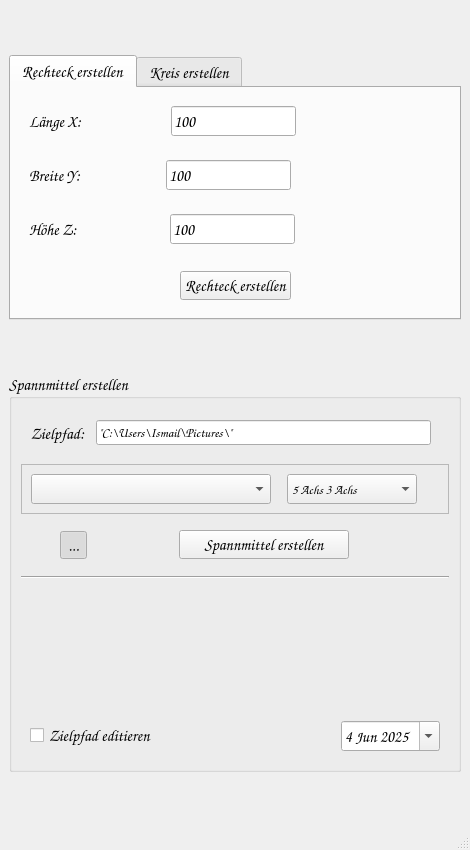
Before: the Qt Designer form UI/frm_main_window.ui in dampfwolke/blankmaker, drawn with Qt 5.
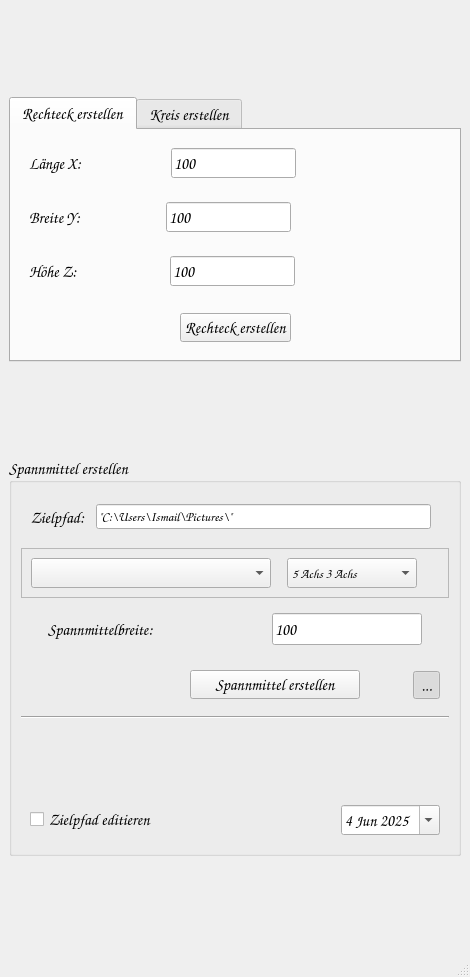
After: the same form once the commit is applied.

The edit to the form file:
```diff
--- a/UI/frm_main_window.ui
+++ b/UI/frm_main_window.ui
@@ -7,7 +7,7 @@
     <x>0</x>
     <y>0</y>
     <width>470</width>
-    <height>850</height>
+    <height>977</height>
    </rect>
   </property>
   <property name="minimumSize">
@@ -909,6 +909,79 @@
          </layout>
         </widget>
        </item>
+       <item>
+        <widget class="QWidget" name="widget" native="true">
+         <property name="minimumSize">
+          <size>
+           <width>0</width>
+           <height>50</height>
+          </size>
+         </property>
+         <layout class="QHBoxLayout" name="horizontalLayout_12">
+          <item>
+           <widget class="QLabel" name="lb_spannmittel_wert">
+            <property name="sizePolicy">
+             <sizepolicy hsizetype="Fixed" vsizetype="Fixed">
+              <horstretch>0</horstretch>
+              <verstretch>0</verstretch>
+             </sizepolicy>
+            </property>
+            <property name="maximumSize">
+             <size>
+              <width>200</width>
+              <height>50</height>
+             </size>
+            </property>
+            <property name="font">
+             <font>
+              <family>Comic Sans MS</family>
+              <pointsize>12</pointsize>
+              <bold>false</bold>
+             </font>
+            </property>
+            <property name="text">
+             <string>Spannmittelbreite:</string>
+            </property>
+            <property name="alignment">
+             <set>Qt::AlignmentFlag::AlignLeading|Qt::AlignmentFlag::AlignLeft|Qt::AlignmentFlag::AlignVCenter</set>
+            </property>
+           </widget>
+          </item>
+          <item>
+           <widget class="QLineEdit" name="le_spannmittel">
+            <property name="sizePolicy">
+             <sizepolicy hsizetype="Fixed" vsizetype="Fixed">
+              <horstretch>0</horstretch>
+              <verstretch>0</verstretch>
+             </sizepolicy>
+            </property>
+            <property name="minimumSize">
+             <size>
+              <width>100</width>
+              <height>30</height>
+             </size>
+            </property>
+            <property name="maximumSize">
+             <size>
+              <width>150</width>
+              <height>50</height>
+             </size>
+            </property>
+            <property name="font">
+             <font>
+              <family>Comic Sans MS</family>
+              <pointsize>12</pointsize>
+              <bold>false</bold>
+             </font>
+            </property>
+            <property name="text">
+             <string>100</string>
+            </property>
+           </widget>
+          </item>
+         </layout>
+        </widget>
+       </item>
        <item>
         <widget class="QWidget" name="wg_spannmittel_erstellen" native="true">
          <property name="minimumSize">
@@ -934,7 +1007,49 @@
             </property>
             <property name="sizeHint" stdset="0">
              <size>
-              <width>30</width>
+              <width>160</width>
+              <height>20</height>
+             </size>
+            </property>
+           </spacer>
+          </item>
+          <item>
+           <widget class="QPushButton" name="pb_spannmittel">
+            <property name="minimumSize">
+             <size>
+              <width>170</width>
+              <height>0</height>
+             </size>
+            </property>
+            <property name="maximumSize">
+             <size>
+              <width>210</width>
+              <height>16777215</height>
+             </size>
+            </property>
+            <property name="font">
+             <font>
+              <family>Comic Sans MS</family>
+              <pointsize>12</pointsize>
+              <bold>false</bold>
+             </font>
+            </property>
+            <property name="text">
+             <string>Spannmittel erstellen</string>
+            </property>
+            <property name="autoDefault">
+             <bool>true</bool>
+            </property>
+           </widget>
+          </item>
+          <item>
+           <spacer name="horizontalSpacer_7">
+            <property name="orientation">
+             <enum>Qt::Orientation::Horizontal</enum>
+            </property>
+            <property name="sizeHint" stdset="0">
+             <size>
+              <width>40</width>
               <height>20</height>
              </size>
             </property>
@@ -962,64 +1077,6 @@
             </property>
            </widget>
           </item>
-          <item>
-           <spacer name="horizontalSpacer_6">
-            <property name="orientation">
-             <enum>Qt::Orientation::Horizontal</enum>
-            </property>
-            <property name="sizeType">
-             <enum>QSizePolicy::Policy::Fixed</enum>
-            </property>
-            <property name="sizeHint" stdset="0">
-             <size>
-              <width>86</width>
-              <height>20</height>
-             </size>
-            </property>
-           </spacer>
-          </item>
-          <item>
-           <widget class="QPushButton" name="pb_spannmittel">
-            <property name="minimumSize">
-             <size>
-              <width>170</width>
-              <height>0</height>
-             </size>
-            </property>
-            <property name="maximumSize">
-             <size>
-              <width>210</width>
-              <height>16777215</height>
-             </size>
-            </property>
-            <property name="font">
-             <font>
-              <family>Comic Sans MS</family>
-              <pointsize>12</pointsize>
-              <bold>false</bold>
-             </font>
-            </property>
-            <property name="text">
-             <string>Spannmittel erstellen</string>
-            </property>
-            <property name="autoDefault">
-             <bool>true</bool>
-            </property>
-           </widget>
-          </item>
-          <item>
-           <spacer name="horizontalSpacer_7">
-            <property name="orientation">
-             <enum>Qt::Orientation::Horizontal</enum>
-            </property>
-            <property name="sizeHint" stdset="0">
-             <size>
-              <width>40</width>
-              <height>20</height>
-             </size>
-            </property>
-           </spacer>
-          </item>
          </layout>
         </widget>
        </item>
```
